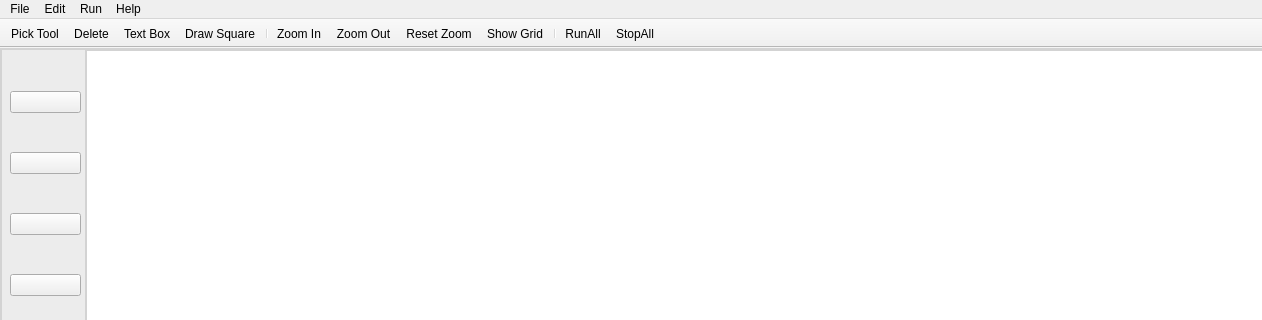
Before: the Qt Designer form netflux5g-editor/src/gui/ui/Main_Window.ui in adaptivenetworklab/NetFlux5G, drawn with Qt 5; both pictures show x 0 to 1262 and y 0 to 320 of the 1262 by 883 pixel window.
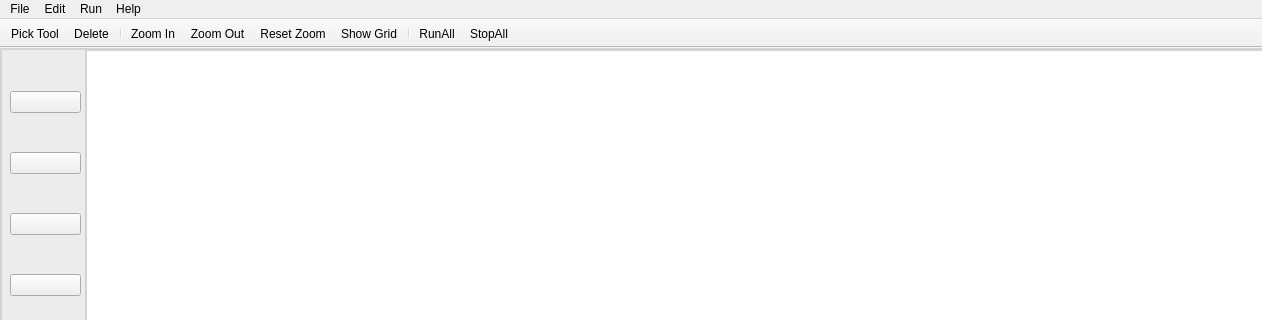
After: the same form once the commit is applied. Icons and pictures are not drawn.

What changed in the file:
```diff
--- a/netflux5g-editor/src/gui/ui/Main_Window.ui
+++ b/netflux5g-editor/src/gui/ui/Main_Window.ui
@@ -398,8 +398,6 @@
    </attribute>
    <addaction name="actionPickTool"/>
    <addaction name="actionDelete"/>
-   <addaction name="actionTextBox"/>
-   <addaction name="actionDrawSquare"/>
    <addaction name="separator"/>
    <addaction name="actionZoomIn"/>
    <addaction name="actionZoomOut"/>
```
Left out of the diff: 2 changed lines with no effect on the pictures.
